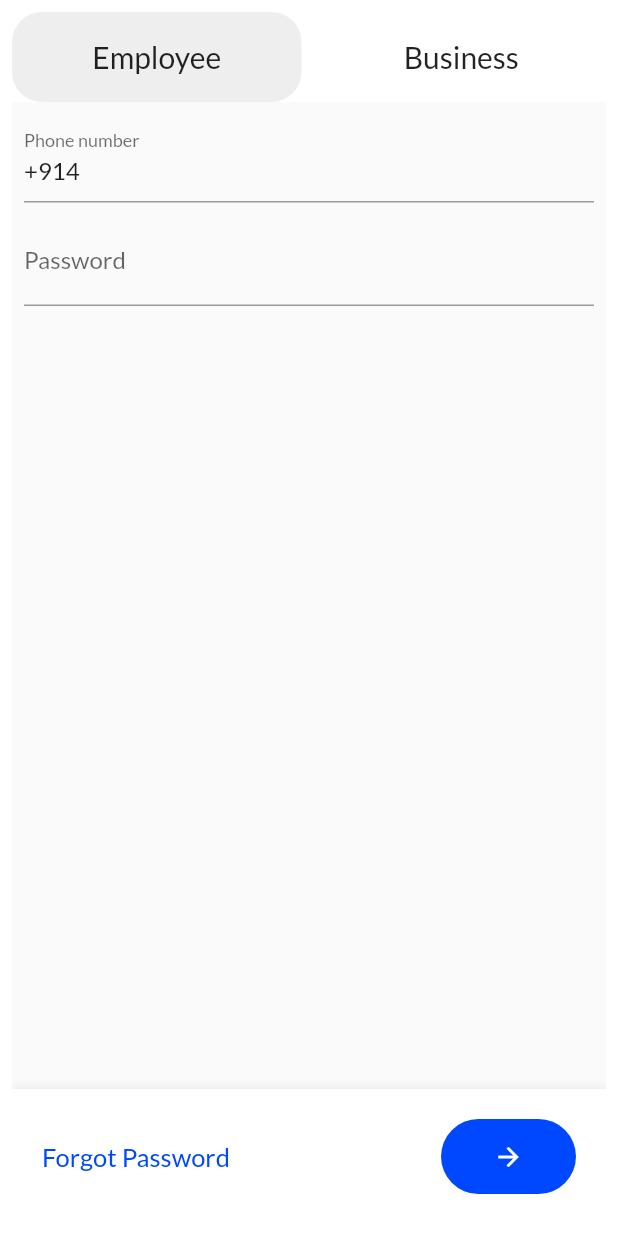
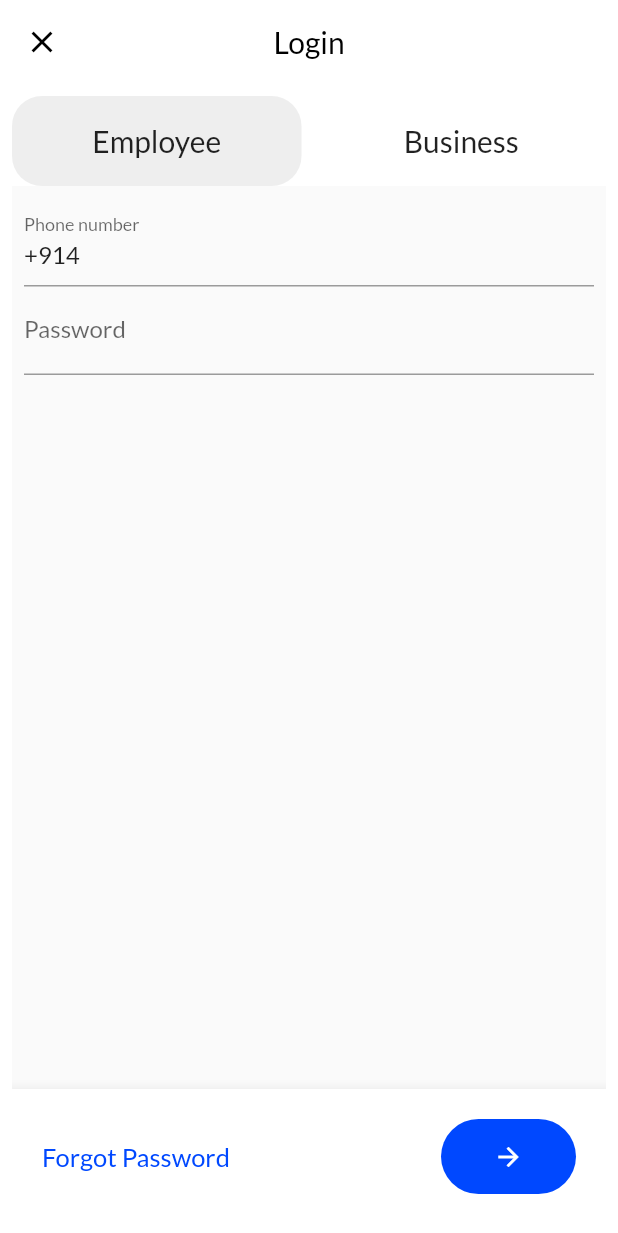
Before and after one commit to CAGAR-1/Borzo, a Flutter app: the Login screen opened directly, on a phone screen of 412 x 824 dp. Shown: the top 1233 px of the screen. Run offline on Flutter 3.47's test engine with Material 2 defaults, Android fonts, the phone set to English and light mode, and no system bars; our stand-ins replace get, google_fonts, google_maps_flutter, smooth_page_indicator; missing offline and left inert: flutter_geocoder.

Commit message:
Validation Login

```diff
--- a/lib/Pages/Chat.dart
+++ b/lib/Pages/Chat.dart
@@ -25,7 +25,6 @@ class _ChatState extends State<Chat> {
               child: Container(
             color: Colors.white.withOpacity(0.5),
           )),
-
           Positioned.fill(
               child: Padding(
             padding: const EdgeInsets.only(bottom: 500),
--- a/lib/Pages/Login.dart
+++ b/lib/Pages/Login.dart
@@ -20,6 +20,24 @@ class _LoginState extends State<Login> {
   @override
   Widget build(BuildContext context) {
     return Scaffold(
+        appBar: AppBar(
+          centerTitle: true,
+          backgroundColor: Colors.white,
+          elevation: 0,
+          leading: InkWell(
+            onTap: (() {
+              Navigator.pop(context);
+            }),
+            child: Icon(
+              Icons.clear,
+              color: Colors.black,
+            ),
+          ),
+          title: Text(
+            "Login",
+            style: TextStyle(color: Colors.black),
+          ),
+        ),
         backgroundColor: Colors.white,
         // appBar: AppBar(),
         body: SafeArea(
--- a/lib/Pages/individual.dart
+++ b/lib/Pages/individual.dart
@@ -5,6 +5,7 @@ import 'package:flutter/cupertino.dart';
 import 'package:flutter/material.dart';
 import 'package:flutter/src/widgets/container.dart';
 import 'package:flutter/src/widgets/framework.dart';
+import 'package:get/get.dart';
 
 class Individual extends StatefulWidget {
   const Individual({super.key});
@@ -14,6 +15,9 @@ class Individual extends StatefulWidget {
 }
 
 class _IndividualState extends State<Individual> {
+  final Forming_ = GlobalKey<FormState>();
+  final phoneForm = GlobalKey<FormState>();
+  TextEditingController number = TextEditingController();
   @override
   Widget build(BuildContext context) {
     return Scaffold(
@@ -22,13 +26,14 @@ class _IndividualState extends State<Individual> {
         child: Column(
           children: [
             CustomTextField(
+              // formsss: Forming_,
               label: "Phone number",
+              errorText: 'Please enter valid Phone Number',
               initvalue: "+914",
             ),
-            SizedBox(
-              height: 10,
-            ),
             CustomTextField(
+              formsss: Forming_,
+              errorText: "Please Enter Password",
               label: "Password",
             )
           ],
@@ -62,7 +67,14 @@ class _IndividualState extends State<Individual> {
                   )
                 ],
               ),
-              Container(
+              GestureDetector(
+                onTap: (() {
+                  if (Forming_.currentState!.validate()) {
+                    Get.snackbar('', 'You login successfull');
+                    number.clear();
+                  } else {}
+                }),
+                child: Container(
                   child: Center(
                       child: Icon(
                     Icons.arrow_forward,
@@ -72,7 +84,9 @@ class _IndividualState extends State<Individual> {
                   height: 50,
                   width: 90,
                   decoration: BoxDecoration(
-                    color: bluecolor, borderRadius: BorderRadius.circular(30)),
+                      color: bluecolor,
+                      borderRadius: BorderRadius.circular(30)),
+                ),
               ),
             ],
           ),
--- a/lib/main.dart
+++ b/lib/main.dart
@@ -3,6 +3,7 @@ import 'package:borzo/Pages/Country_Choose.dart';
 import 'package:borzo/Pages/Country_Name.dart';
 import 'package:borzo/Pages/CreateAccount.dart';
 import 'package:borzo/Pages/Login.dart';
+import 'package:borzo/Pages/NewPassword.dart';
 import 'package:borzo/Pages/Neworders.dart';
 import 'package:borzo/Pages/Otppage.dart';
 import 'package:borzo/Pages/Profile.dart';
@@ -24,6 +25,6 @@ void main() {
   runApp(GetMaterialApp(
     debugShowCheckedModeBanner: false,
     theme: ThemeData(fontFamily: GoogleFonts.lato().fontFamily),
-    home: Onboard_Screen(),
+    home: NewPassword(),
   ));
 }
--- a/lib/widgets/textfield.dart
+++ b/lib/widgets/textfield.dart
@@ -4,21 +4,42 @@ import 'package:flutter/src/widgets/framework.dart';
 
 class CustomTextField extends StatelessWidget {
   final String label;
+  final String? errorText;
   Icon? sicon;
   TextEditingController? controller;
   final String? initvalue;
 
+  final Key? formsss;
+
   CustomTextField(
-      {super.key, required this.label, this.sicon, this.controller,this.initvalue});
+      {super.key,
+      required this.label,
+      this.formsss,
+      this.errorText,
+      this.sicon,
+      this.controller,
+      this.initvalue});
 
   @override
   Widget build(BuildContext context) {
-    return TextFormField(
-      controller: controller,
-      initialValue: initvalue,
-      decoration: InputDecoration(labelText: label, suffixIcon: sicon,),
-      textAlign: TextAlign.start,
-
+    final _formfield = GlobalKey<FormState>();
+    return Form(
+      key: formsss,
+      child: TextFormField(
+        validator: (value) {
+          if (value == null || value.isEmpty) {
+            return errorText;
+          } else
+            null;
+        },
+        controller: controller,
+        initialValue: initvalue,
+        decoration: InputDecoration(
+          labelText: label,
+          suffixIcon: sicon,
+        ),
+        textAlign: TextAlign.start,
+      ),
     );
   }
 }
```
Also changed, not shown: lib/Pages/NewPassword.dart (added, +109 -0 lines), lib/Pages/NewWidget.dart (+25 -9 lines), lib/Pages/Neworders.dart (+61 -45 lines), lib/Pages/OnBordWidget2.dart (+7 -3 lines), lib/Pages/OnBordWidget3.dart (+8 -4 lines), lib/Pages/business.dart (+36 -2 lines), lib/Pages/onboardWidget.dart (+9 -3 lines). Lines whose indentation alone changed are shown as unchanged.
